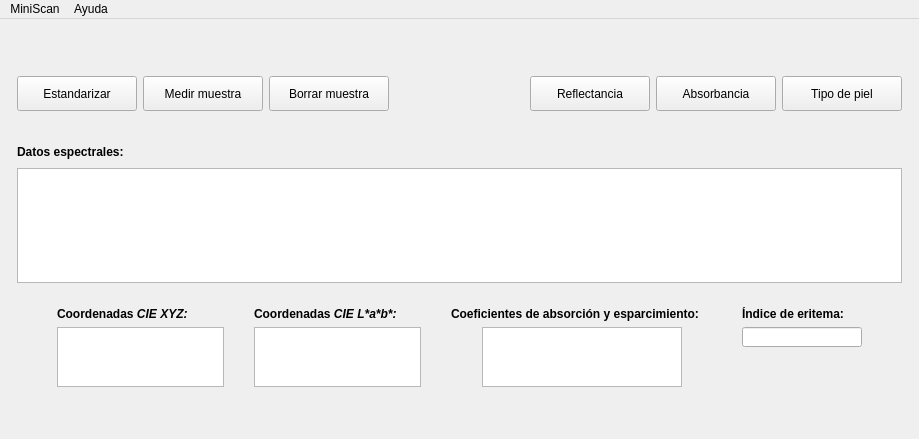
Above: mainwindow.ui from Gabnz/Spectrasoft before the change. Below: the same form after it.
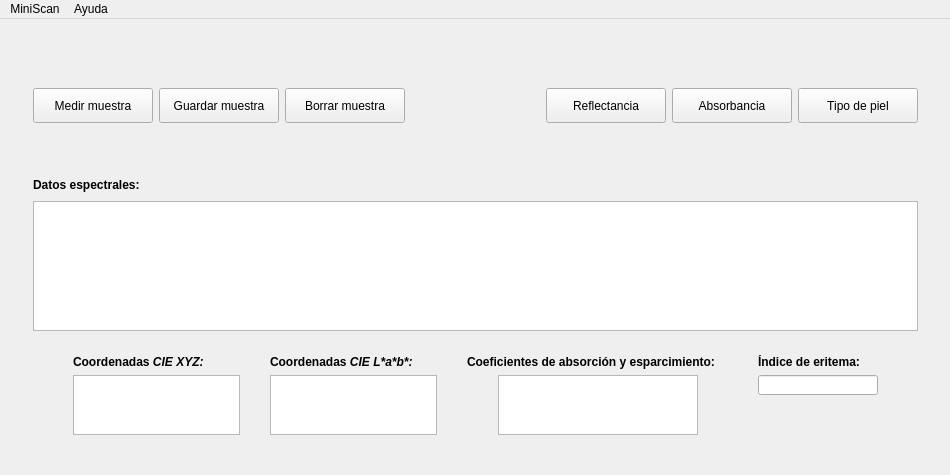
That is the form after the change. Icons and pictures are not drawn.

The edit to the form file:
```diff
--- a/mainwindow.ui
+++ b/mainwindow.ui
@@ -6,8 +6,8 @@
    <rect>
     <x>0</x>
     <y>0</y>
-    <width>919</width>
-    <height>439</height>
+    <width>950</width>
+    <height>475</height>
    </rect>
   </property>
   <property name="windowTitle">
@@ -28,8 +28,8 @@
         </property>
         <property name="sizeHint" stdset="0">
          <size>
-          <width>40</width>
-          <height>20</height>
+          <width>13</width>
+          <height>14</height>
          </size>
         </property>
        </spacer>
@@ -38,244 +38,7 @@
        <layout class="QVBoxLayout" name="verticalLayout">
         <item>
          <layout class="QGridLayout" name="gridLayout">
-          <item row="0" column="2" rowspan="2">
-           <spacer name="verticalSpacer_8">
-            <property name="orientation">
-             <enum>Qt::Vertical</enum>
-            </property>
-            <property name="sizeHint" stdset="0">
-             <size>
-              <width>20</width>
-              <height>40</height>
-             </size>
-            </property>
-           </spacer>
-          </item>
-          <item row="0" column="8" rowspan="2">
-           <spacer name="verticalSpacer_11">
-            <property name="orientation">
-             <enum>Qt::Vertical</enum>
-            </property>
-            <property name="sizeHint" stdset="0">
-             <size>
-              <width>20</width>
-              <height>40</height>
-             </size>
-            </property>
-           </spacer>
-          </item>
-          <item row="2" column="2">
-           <widget class="QPushButton" name="btnBorrar">
-            <property name="minimumSize">
-             <size>
-              <width>120</width>
-              <height>35</height>
-             </size>
-            </property>
-            <property name="maximumSize">
-             <size>
-              <width>120</width>
-              <height>35</height>
-             </size>
-            </property>
-            <property name="text">
-             <string>Borrar muestra</string>
-            </property>
-            <property name="icon">
-             <iconset resource="recursos.qrc">
-              <normaloff>:/img/logo_vacio.png</normaloff>:/img/logo_vacio.png</iconset>
-            </property>
-            <property name="iconSize">
-             <size>
-              <width>20</width>
-              <height>20</height>
-             </size>
-            </property>
-           </widget>
-          </item>
-          <item row="2" column="1">
-           <widget class="QPushButton" name="btnMedir">
-            <property name="minimumSize">
-             <size>
-              <width>120</width>
-              <height>35</height>
-             </size>
-            </property>
-            <property name="maximumSize">
-             <size>
-              <width>120</width>
-              <height>35</height>
-             </size>
-            </property>
-            <property name="text">
-             <string>Medir muestra</string>
-            </property>
-            <property name="icon">
-             <iconset resource="recursos.qrc">
-              <normaloff>:/img/logo_small.png</normaloff>:/img/logo_small.png</iconset>
-            </property>
-            <property name="iconSize">
-             <size>
-              <width>20</width>
-              <height>20</height>
-             </size>
-            </property>
-           </widget>
-          </item>
-          <item row="2" column="0">
-           <widget class="QPushButton" name="btnEstandarizar">
-            <property name="minimumSize">
-             <size>
-              <width>120</width>
-              <height>35</height>
-             </size>
-            </property>
-            <property name="maximumSize">
-             <size>
-              <width>120</width>
-              <height>35</height>
-             </size>
-            </property>
-            <property name="font">
-             <font>
-              <stylestrategy>PreferDefault</stylestrategy>
-             </font>
-            </property>
-            <property name="text">
-             <string>Estandarizar</string>
-            </property>
-            <property name="icon">
-             <iconset resource="recursos.qrc">
-              <normaloff>:/img/blanco_negro_small.png</normaloff>:/img/blanco_negro_small.png</iconset>
-            </property>
-            <property name="iconSize">
-             <size>
-              <width>20</width>
-              <height>20</height>
-             </size>
-            </property>
-            <property name="default">
-             <bool>false</bool>
-            </property>
-            <property name="flat">
-             <bool>false</bool>
-            </property>
-           </widget>
-          </item>
           <item row="0" column="0" rowspan="2">
-           <spacer name="verticalSpacer_6">
-            <property name="orientation">
-             <enum>Qt::Vertical</enum>
-            </property>
-            <property name="sizeHint" stdset="0">
-             <size>
-              <width>20</width>
-              <height>40</height>
-             </size>
-            </property>
-           </spacer>
-          </item>
-          <item row="2" column="7">
-           <widget class="QPushButton" name="btnAbsorbancia">
-            <property name="minimumSize">
-             <size>
-              <width>120</width>
-              <height>35</height>
-             </size>
-            </property>
-            <property name="maximumSize">
-             <size>
-              <width>120</width>
-              <height>35</height>
-             </size>
-            </property>
-            <property name="text">
-             <string>Absorbancia</string>
-            </property>
-            <property name="icon">
-             <iconset resource="recursos.qrc">
-              <normaloff>:/img/curva_absorbancia.png</normaloff>:/img/curva_absorbancia.png</iconset>
-            </property>
-            <property name="iconSize">
-             <size>
-              <width>30</width>
-              <height>30</height>
-             </size>
-            </property>
-           </widget>
-          </item>
-          <item row="2" column="6">
-           <widget class="QPushButton" name="btnReflectancia">
-            <property name="minimumSize">
-             <size>
-              <width>120</width>
-              <height>35</height>
-             </size>
-            </property>
-            <property name="maximumSize">
-             <size>
-              <width>120</width>
-              <height>35</height>
-             </size>
-            </property>
-            <property name="text">
-             <string>Reflectancia</string>
-            </property>
-            <property name="icon">
-             <iconset resource="recursos.qrc">
-              <normaloff>:/img/curva_reflectancia.png</normaloff>:/img/curva_reflectancia.png</iconset>
-            </property>
-            <property name="iconSize">
-             <size>
-              <width>30</width>
-              <height>30</height>
-             </size>
-            </property>
-           </widget>
-          </item>
-          <item row="2" column="3">
-           <spacer name="horizontalSpacer_2">
-            <property name="orientation">
-             <enum>Qt::Horizontal</enum>
-            </property>
-            <property name="sizeHint" stdset="0">
-             <size>
-              <width>40</width>
-              <height>20</height>
-             </size>
-            </property>
-           </spacer>
-          </item>
-          <item row="2" column="8">
-           <widget class="QPushButton" name="btnFototipo">
-            <property name="minimumSize">
-             <size>
-              <width>120</width>
-              <height>35</height>
-             </size>
-            </property>
-            <property name="maximumSize">
-             <size>
-              <width>120</width>
-              <height>35</height>
-             </size>
-            </property>
-            <property name="text">
-             <string>Tipo de piel</string>
-            </property>
-            <property name="icon">
-             <iconset resource="recursos.qrc">
-              <normaloff>:/img/fototipos_small.png</normaloff>:/img/fototipos_small.png</iconset>
-            </property>
-            <property name="iconSize">
-             <size>
-              <width>20</width>
-              <height>20</height>
-             </size>
-            </property>
-           </widget>
-          </item>
-          <item row="0" column="1" rowspan="2">
            <spacer name="verticalSpacer_7">
             <property name="orientation">
              <enum>Qt::Vertical</enum>
@@ -288,6 +51,45 @@
             </property>
            </spacer>
           </item>
+          <item row="0" column="1" rowspan="2">
+           <spacer name="verticalSpacer_8">
+            <property name="orientation">
+             <enum>Qt::Vertical</enum>
+            </property>
+            <property name="sizeHint" stdset="0">
+             <size>
+              <width>20</width>
+              <height>40</height>
+             </size>
+            </property>
+           </spacer>
+          </item>
+          <item row="0" column="2" rowspan="2">
+           <spacer name="verticalSpacer_2">
+            <property name="orientation">
+             <enum>Qt::Vertical</enum>
+            </property>
+            <property name="sizeHint" stdset="0">
+             <size>
+              <width>20</width>
+              <height>40</height>
+             </size>
+            </property>
+           </spacer>
+          </item>
+          <item row="0" column="4">
+           <spacer name="verticalSpacer_3">
+            <property name="orientation">
+             <enum>Qt::Vertical</enum>
+            </property>
+            <property name="sizeHint" stdset="0">
+             <size>
+              <width>20</width>
+              <height>17</height>
+             </size>
+            </property>
+           </spacer>
+          </item>
           <item row="0" column="6" rowspan="2">
            <spacer name="verticalSpacer_9">
             <property name="orientation">
@@ -339,6 +141,106 @@
             </property>
            </widget>
           </item>
+          <item row="2" column="0">
+           <widget class="QPushButton" name="btnMedir">
+            <property name="minimumSize">
+             <size>
+              <width>120</width>
+              <height>35</height>
+             </size>
+            </property>
+            <property name="maximumSize">
+             <size>
+              <width>120</width>
+              <height>35</height>
+             </size>
+            </property>
+            <property name="text">
+             <string>Medir muestra</string>
+            </property>
+            <property name="icon">
+             <iconset resource="recursos.qrc">
+              <normaloff>:/img/logo_small.png</normaloff>:/img/logo_small.png</iconset>
+            </property>
+            <property name="iconSize">
+             <size>
+              <width>20</width>
+              <height>20</height>
+             </size>
+            </property>
+           </widget>
+          </item>
+          <item row="2" column="1">
+           <widget class="QPushButton" name="btnGuardar">
+            <property name="minimumSize">
+             <size>
+              <width>120</width>
+              <height>35</height>
+             </size>
+            </property>
+            <property name="maximumSize">
+             <size>
+              <width>120</width>
+              <height>35</height>
+             </size>
+            </property>
+            <property name="text">
+             <string>Guardar muestra</string>
+            </property>
+            <property name="icon">
+             <iconset resource="recursos.qrc">
+              <normaloff>:/img/logo_vacio.png</normaloff>:/img/logo_vacio.png</iconset>
+            </property>
+            <property name="iconSize">
+             <size>
+              <width>20</width>
+              <height>20</height>
+             </size>
+            </property>
+           </widget>
+          </item>
+          <item row="2" column="2">
+           <widget class="QPushButton" name="btnBorrar">
+            <property name="minimumSize">
+             <size>
+              <width>120</width>
+              <height>35</height>
+             </size>
+            </property>
+            <property name="maximumSize">
+             <size>
+              <width>120</width>
+              <height>35</height>
+             </size>
+            </property>
+            <property name="text">
+             <string>Borrar muestra</string>
+            </property>
+            <property name="icon">
+             <iconset resource="recursos.qrc">
+              <normaloff>:/img/logo_vacio.png</normaloff>:/img/logo_vacio.png</iconset>
+            </property>
+            <property name="iconSize">
+             <size>
+              <width>20</width>
+              <height>20</height>
+             </size>
+            </property>
+           </widget>
+          </item>
+          <item row="2" column="3">
+           <spacer name="horizontalSpacer_8">
+            <property name="orientation">
+             <enum>Qt::Horizontal</enum>
+            </property>
+            <property name="sizeHint" stdset="0">
+             <size>
+              <width>28</width>
+              <height>20</height>
+             </size>
+            </property>
+           </spacer>
+          </item>
           <item row="2" column="5">
            <spacer name="horizontalSpacer_4">
             <property name="orientation">
@@ -346,27 +248,192 @@
             </property>
             <property name="sizeHint" stdset="0">
              <size>
-              <width>40</width>
+              <width>28</width>
               <height>20</height>
              </size>
             </property>
            </spacer>
           </item>
+          <item row="2" column="6">
+           <widget class="QPushButton" name="btnReflectancia">
+            <property name="minimumSize">
+             <size>
+              <width>120</width>
+              <height>35</height>
+             </size>
+            </property>
+            <property name="maximumSize">
+             <size>
+              <width>120</width>
+              <height>35</height>
+             </size>
+            </property>
+            <property name="text">
+             <string>Reflectancia</string>
+            </property>
+            <property name="icon">
+             <iconset resource="recursos.qrc">
+              <normaloff>:/img/curva_reflectancia.png</normaloff>:/img/curva_reflectancia.png</iconset>
+            </property>
+            <property name="iconSize">
+             <size>
+              <width>30</width>
+              <height>30</height>
+             </size>
+            </property>
+           </widget>
+          </item>
+          <item row="2" column="7">
+           <widget class="QPushButton" name="btnAbsorbancia">
+            <property name="minimumSize">
+             <size>
+              <width>120</width>
+              <height>35</height>
+             </size>
+            </property>
+            <property name="maximumSize">
+             <size>
+              <width>120</width>
+              <height>35</height>
+             </size>
+            </property>
+            <property name="text">
+             <string>Absorbancia</string>
+            </property>
+            <property name="icon">
+             <iconset resource="recursos.qrc">
+              <normaloff>:/img/curva_absorbancia.png</normaloff>:/img/curva_absorbancia.png</iconset>
+            </property>
+            <property name="iconSize">
+             <size>
+              <width>30</width>
+              <height>30</height>
+             </size>
+            </property>
+           </widget>
+          </item>
+          <item row="2" column="8">
+           <widget class="QPushButton" name="btnFototipo">
+            <property name="minimumSize">
+             <size>
+              <width>120</width>
+              <height>35</height>
+             </size>
+            </property>
+            <property name="maximumSize">
+             <size>
+              <width>120</width>
+              <height>35</height>
+             </size>
+            </property>
+            <property name="text">
+             <string>Tipo de piel</string>
+            </property>
+            <property name="icon">
+             <iconset resource="recursos.qrc">
+              <normaloff>:/img/fototipos_small.png</normaloff>:/img/fototipos_small.png</iconset>
+            </property>
+            <property name="iconSize">
+             <size>
+              <width>20</width>
+              <height>20</height>
+             </size>
+            </property>
+           </widget>
+          </item>
+          <item row="3" column="0" rowspan="2">
+           <spacer name="verticalSpacer_4">
+            <property name="orientation">
+             <enum>Qt::Vertical</enum>
+            </property>
+            <property name="sizeHint" stdset="0">
+             <size>
+              <width>20</width>
+              <height>40</height>
+             </size>
+            </property>
+           </spacer>
+          </item>
+          <item row="3" column="1" rowspan="2">
+           <spacer name="verticalSpacer_6">
+            <property name="orientation">
+             <enum>Qt::Vertical</enum>
+            </property>
+            <property name="sizeHint" stdset="0">
+             <size>
+              <width>20</width>
+              <height>40</height>
+             </size>
+            </property>
+           </spacer>
+          </item>
+          <item row="3" column="2" rowspan="2">
+           <spacer name="verticalSpacer_12">
+            <property name="orientation">
+             <enum>Qt::Vertical</enum>
+            </property>
+            <property name="sizeHint" stdset="0">
+             <size>
+              <width>20</width>
+              <height>40</height>
+             </size>
+            </property>
+           </spacer>
+          </item>
+          <item row="3" column="6" rowspan="2">
+           <spacer name="verticalSpacer_13">
+            <property name="orientation">
+             <enum>Qt::Vertical</enum>
+            </property>
+            <property name="sizeHint" stdset="0">
+             <size>
+              <width>20</width>
+              <height>40</height>
+             </size>
+            </property>
+           </spacer>
+          </item>
+          <item row="3" column="7" rowspan="2">
+           <spacer name="verticalSpacer_14">
+            <property name="orientation">
+             <enum>Qt::Vertical</enum>
+            </property>
+            <property name="sizeHint" stdset="0">
+             <size>
+              <width>20</width>
+              <height>40</height>
+             </size>
+            </property>
+           </spacer>
+          </item>
+          <item row="3" column="8" rowspan="2">
+           <spacer name="verticalSpacer_15">
+            <property name="orientation">
+             <enum>Qt::Vertical</enum>
+            </property>
+            <property name="sizeHint" stdset="0">
+             <size>
+              <width>20</width>
+              <height>40</height>
+             </size>
+            </property>
+           </spacer>
+          </item>
+          <item row="4" column="4">
+           <spacer name="verticalSpacer_18">
+            <property name="orientation">
+             <enum>Qt::Vertical</enum>
+            </property>
+            <property name="sizeHint" stdset="0">
+             <size>
+              <width>20</width>
+              <height>17</height>
+             </size>
+            </property>
+           </spacer>
+          </item>
          </layout>
         </item>
-        <item>
-         <spacer name="verticalSpacer">
-          <property name="orientation">
-           <enum>Qt::Vertical</enum>
-          </property>
-          <property name="sizeHint" stdset="0">
-           <size>
-            <width>67</width>
-            <height>13</height>
-           </size>
-          </property>
-         </spacer>
-        </item>
         <item>
          <layout class="QHBoxLayout" name="horizontalLayout">
           <item>
@@ -396,7 +463,7 @@
           <property name="minimumSize">
            <size>
             <width>885</width>
-            <height>115</height>
+            <height>130</height>
            </size>
           </property>
           <property name="frameShape">
@@ -674,8 +741,8 @@
         </property>
         <property name="sizeHint" stdset="0">
          <size>
-          <width>40</width>
-          <height>20</height>
+          <width>13</width>
+          <height>14</height>
          </size>
         </property>
        </spacer>
@@ -687,8 +754,8 @@
         </property>
         <property name="sizeHint" stdset="0">
          <size>
-          <width>20</width>
-          <height>18</height>
+          <width>595</width>
+          <height>13</height>
          </size>
         </property>
        </spacer>
@@ -702,7 +769,7 @@
     <rect>
      <x>0</x>
      <y>0</y>
-     <width>919</width>
+     <width>950</width>
      <height>21</height>
     </rect>
    </property>
```
Left out of the diff: 19 changed lines with no effect on the pictures.
